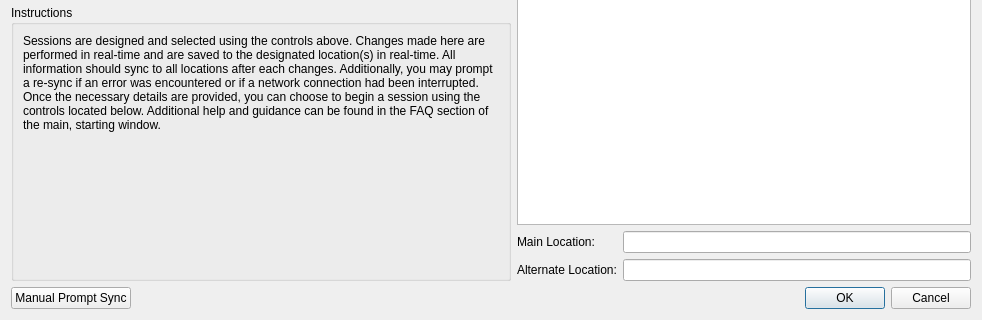
Qt form sessionwindow.ui (miyamot0/DataTracker3) before a commit; both pictures show x 0 to 982 and y 314 to 634 of the 982 by 634 pixel window.
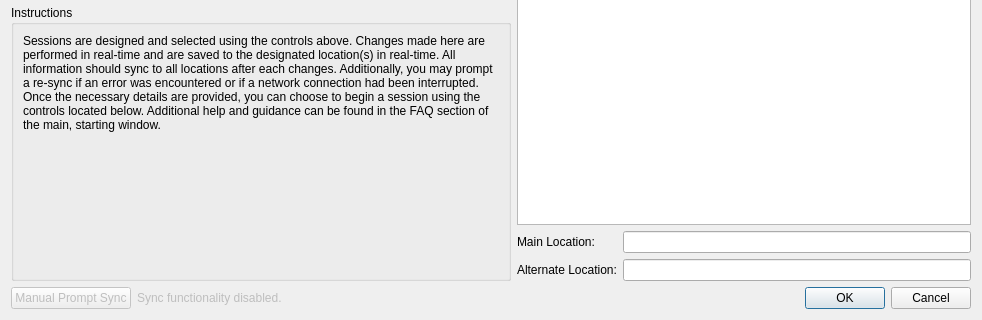
The same form after that commit.

```diff
--- a/sessionwindow.ui
+++ b/sessionwindow.ui
@@ -1396,6 +1396,9 @@
     <layout class="QHBoxLayout" name="horizontalLayout">
      <item>
       <widget class="QPushButton" name="pushButtonSync">
+       <property name="enabled">
+        <bool>false</bool>
+       </property>
        <property name="sizePolicy">
         <sizepolicy hsizetype="Maximum" vsizetype="Fixed">
          <horstretch>0</horstretch>
@@ -1409,8 +1412,11 @@
      </item>
      <item>
       <widget class="QLabel" name="labelStatus">
+       <property name="enabled">
+        <bool>false</bool>
+       </property>
        <property name="text">
-        <string/>
+        <string>Sync functionality disabled.</string>
        </property>
       </widget>
      </item>
```
